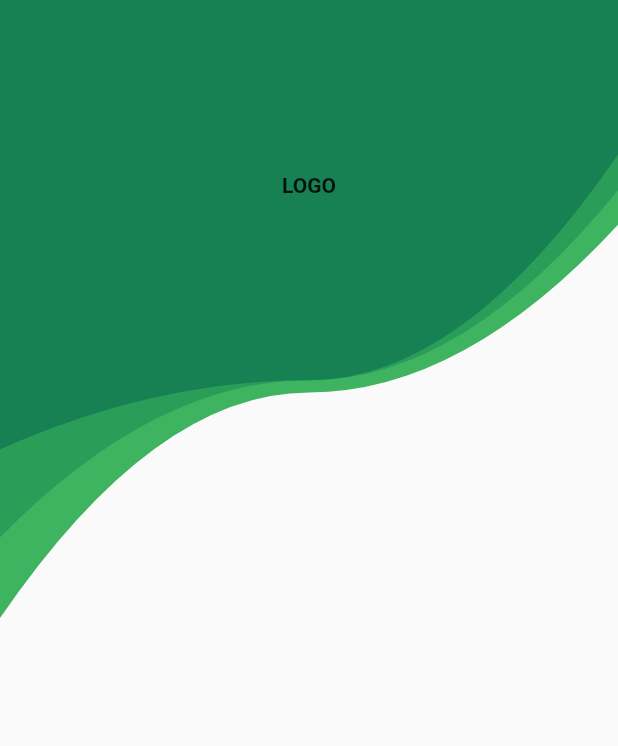
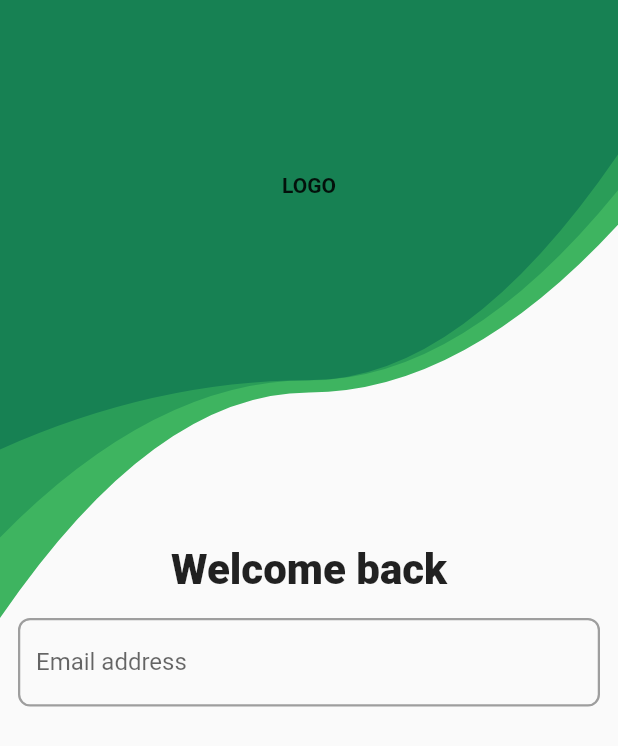
Before and after one commit to HaidanWeem/budget, a Flutter app: the screen it shows after launch, on a phone screen of 412 x 824 dp. Shown: the top 746 px of the screen. Run offline on Flutter 3.47's test engine with Material 2 defaults, Android fonts, the phone set to English and light mode, and no system bars; our stand-ins replace firebase_auth, firebase_core; accounts and stored records are empty.

Commit message:
auth text field, begin developing budget button

```diff
--- a/lib/auth/auth_page.dart
+++ b/lib/auth/auth_page.dart
@@ -1,3 +1,4 @@
+import 'package:budget/auth/widgets/auth_text_field.dart';
 import 'package:budget/auth/widgets/budget_app_bar.dart';
 import 'package:flutter/material.dart';
 
@@ -9,11 +10,18 @@ class AuthPage extends StatefulWidget {
 }
 
 class _AuthPageState extends State<AuthPage> {
+  final _emailController = TextEditingController();
+
   @override
   Widget build(BuildContext context) {
-    return const Column(
+    return Column(
       children: [
-        BudgetAppBar(),
+        const BudgetAppBar(),
+        Padding(
+          padding: const EdgeInsets.symmetric(horizontal: 12.0),
+          child: AuthTextField(controller: _emailController),
+
+        ),
       ],
     );
   }
--- /dev/null
+++ b/lib/auth/widgets/auth_text_field.dart
@@ -0,0 +1,59 @@
+import 'package:budget/core/budget_colors.dart';
+import 'package:budget/core/budget_messages.dart';
+import 'package:flutter/material.dart';
+
+class AuthTextField extends StatefulWidget {
+  final TextEditingController controller;
+
+  const AuthTextField({required this.controller, super.key});
+
+  @override
+  State<AuthTextField> createState() => _AuthTextFieldState();
+}
+
+class _AuthTextFieldState extends State<AuthTextField> {
+  final _focusNode = FocusNode();
+
+  bool _isFocused = false;
+
+  @override
+  void initState() {
+    super.initState();
+
+    _focusNode.addListener(_focusNodeListener);
+  }
+
+  @override
+  Widget build(BuildContext context) {
+    return TextFormField(
+      focusNode: _focusNode,
+      controller: widget.controller,
+      validator: validator,
+      decoration: InputDecoration(
+        label: const Text(BudgetMessages.email),
+        labelStyle: TextStyle(color: _isFocused ? BudgetColors.border : null),
+        focusedBorder: _border(BudgetColors.border),
+        enabledBorder: _border(Colors.grey),
+        errorBorder: _border(BudgetColors.error),
+      ),
+    );
+  }
+
+  void _focusNodeListener() => setState(() => _isFocused = _focusNode.hasFocus);
+
+  OutlineInputBorder _border(Color color) {
+    const borderWidth = 1.5;
+
+    return OutlineInputBorder(
+      borderRadius: const BorderRadius.all(Radius.circular(8)),
+      borderSide: BorderSide(width: borderWidth, color: color),
+    );
+  }
+
+  String? validator(String? value) {
+    final regExp = RegExp(r'/^\S+@\S+\.\S+$/');
+    if (regExp.hasMatch(value ?? '')) return null;
+
+    return BudgetMessages.emailIsNotValid;
+  }
+}
--- a/lib/auth/widgets/budget_app_bar.dart
+++ b/lib/auth/widgets/budget_app_bar.dart
@@ -1,5 +1,6 @@
 import 'package:budget/auth/widgets/wave_clip.dart';
 import 'package:budget/core/budget_colors.dart';
+import 'package:budget/core/budget_messages.dart';
 import 'package:flutter/material.dart';
 
 class BudgetAppBar extends StatelessWidget {
@@ -53,6 +54,16 @@ class BudgetAppBar extends StatelessWidget {
               style: TextStyle(fontWeight: FontWeight.bold),
             ),
           ),
+          const Padding(
+            padding: EdgeInsets.only(bottom: 16),
+            child: Align(
+              alignment: Alignment.bottomCenter,
+              child: Text(
+                BudgetMessages.welcomeBack,
+                style: TextStyle(fontWeight: FontWeight.w900, fontSize: 28),
+              ),
+            ),
+          ),
         ],
       ),
     );
--- /dev/null
+++ b/lib/common/widget/budget_button.dart
@@ -0,0 +1,15 @@
+import 'package:flutter/widgets.dart';
+
+class BudgetButton extends StatefulWidget {
+  const BudgetButton({super.key});
+
+  @override
+  State<BudgetButton> createState() => _BudgetButtonState();
+}
+
+class _BudgetButtonState extends State<BudgetButton> {
+  @override
+  Widget build(BuildContext context) {
+    return Container();
+  }
+}
--- a/lib/core/budget_colors.dart
+++ b/lib/core/budget_colors.dart
@@ -4,4 +4,6 @@ class BudgetColors {
   static const primary = Color(0xFF178153);
   static const secondary = Color(0xFF2a9d58);
   static const linary = Color(0xFF3eb460);
+  static const border = Color(0xFF678A7B);
+  static const error = Color(0xFFd00e18);
 }
--- /dev/null
+++ b/lib/core/budget_messages.dart
@@ -0,0 +1,7 @@
+class BudgetMessages {
+  static const welcomeBack = 'Welcome back';
+  static const email = 'Email address';
+
+  //Error messages
+  static const emailIsNotValid = 'Email is not valid';
+}
```
